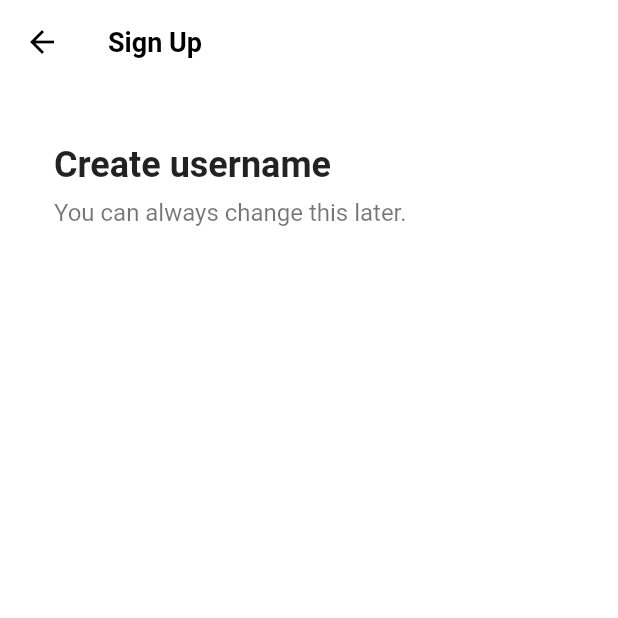
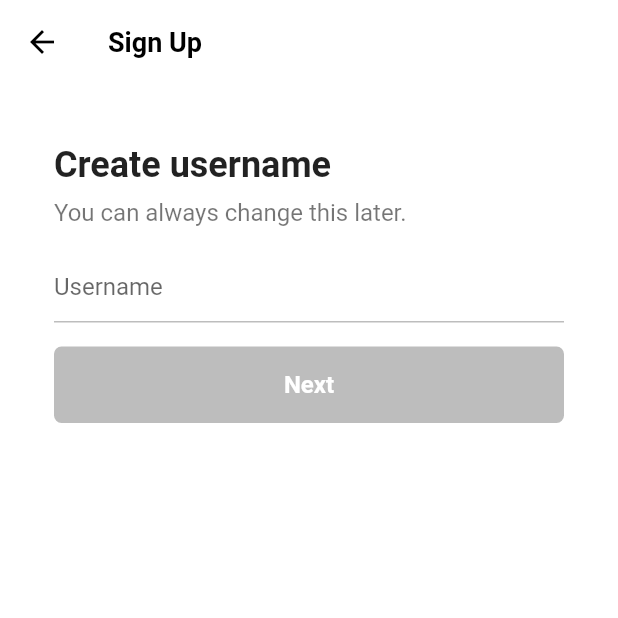
Before and after one commit to Insuk-Seo/Flutter-Tiktok, a Flutter app: the screen it shows after launch, after a tap on "Use email & password", on a phone screen of 412 x 824 dp, the top half of it. Run offline on Flutter 3.47's test engine with Material 2 defaults, Android fonts, the phone set to English and light mode, and no system bars; our stand-ins replace font_awesome_flutter.

Commit message:
#4.4 Username Screen

```diff
--- a/lib/features/authentication/email_screen.dart
+++ /dev/null
@@ -1,45 +0,0 @@
-import 'package:flutter/material.dart';
-import 'package:flutter_tiktok/constants/gaps.dart';
-import 'package:flutter_tiktok/constants/sizes.dart';
-
-class EmailScreen extends StatelessWidget {
-  const EmailScreen({super.key});
-
-  @override
-  Widget build(BuildContext context) {
-    return Scaffold(
-      backgroundColor: Colors.white,
-      appBar: AppBar(
-        title: const Text(
-          "Sign Up",
-        ),
-      ),
-      body: const Padding(
-        padding: EdgeInsets.symmetric(
-          horizontal: Sizes.size36,
-        ),
-        child: Column(
-          crossAxisAlignment: CrossAxisAlignment.start,
-          children: [
-            Gaps.v40,
-            Text(
-              "Create username",
-              style: TextStyle(
-                fontSize: Sizes.size24,
-                fontWeight: FontWeight.w700,
-              ),
-            ),
-            Gaps.v8,
-            Text(
-              "You can always change this later.",
-              style: TextStyle(
-                fontSize: Sizes.size16,
-                color: Colors.black54,
-              ),
-            ),
-          ],
-        ),
-      ),
-    );
-  }
-}
--- a/lib/features/authentication/sign_up_screen.dart
+++ b/lib/features/authentication/sign_up_screen.dart
@@ -1,7 +1,7 @@
 import 'package:flutter/material.dart';
 import 'package:flutter_tiktok/constants/gaps.dart';
 import 'package:flutter_tiktok/constants/sizes.dart';
-import 'package:flutter_tiktok/features/authentication/email_screen.dart';
+import 'package:flutter_tiktok/features/authentication/username_screen.dart';
 import 'package:flutter_tiktok/features/authentication/login_screen.dart';
 import 'package:flutter_tiktok/features/authentication/widgets/auth_button.dart';
 import 'package:font_awesome_flutter/font_awesome_flutter.dart';
@@ -20,7 +20,7 @@ class SignUpScreen extends StatelessWidget {
   void _onEmailTap(BuildContext context) {
     Navigator.of(context).push(
       MaterialPageRoute(
-        builder: (context) => const EmailScreen(),
+        builder: (context) => const UsernameScreen(),
       ),
     );
   }
--- a/lib/features/authentication/username_screen.dart
+++ b/lib/features/authentication/username_screen.dart
@@ -0,0 +1,107 @@
+import 'package:flutter/material.dart';
+import 'package:flutter_tiktok/constants/gaps.dart';
+import 'package:flutter_tiktok/constants/sizes.dart';
+
+class UsernameScreen extends StatefulWidget {
+  const UsernameScreen({super.key});
+
+  @override
+  State<UsernameScreen> createState() => _UsernameScreenState();
+}
+
+class _UsernameScreenState extends State<UsernameScreen> {
+  final TextEditingController _usernameController = TextEditingController();
+  String _username = "";
+
+  @override
+  void initState() {
+    super.initState();
+
+    _usernameController.addListener(() {
+      setState(() {
+        _username = _usernameController.text;
+      });
+    });
+  }
+
+  @override
+  Widget build(BuildContext context) {
+    return Scaffold(
+      backgroundColor: Colors.white,
+      appBar: AppBar(
+        title: const Text(
+          "Sign Up",
+        ),
+      ),
+      body: Padding(
+        padding: const EdgeInsets.symmetric(
+          horizontal: Sizes.size36,
+        ),
+        child: Column(
+          crossAxisAlignment: CrossAxisAlignment.start,
+          children: [
+            Gaps.v40,
+            const Text(
+              "Create username",
+              style: TextStyle(
+                fontSize: Sizes.size24,
+                fontWeight: FontWeight.w700,
+              ),
+            ),
+            Gaps.v8,
+            const Text(
+              "You can always change this later.",
+              style: TextStyle(
+                fontSize: Sizes.size16,
+                color: Colors.black54,
+              ),
+            ),
+            Gaps.v16,
+            TextField(
+              controller: _usernameController,
+              cursorColor: Theme.of(context).primaryColor,
+              decoration: InputDecoration(
+                enabledBorder: UnderlineInputBorder(
+                  borderSide: BorderSide(
+                    color: Colors.grey.shade400,
+                  ),
+                ),
+                focusedBorder: UnderlineInputBorder(
+                  borderSide: BorderSide(
+                    color: Colors.grey.shade400,
+                  ),
+                ),
+                hintText: "Username",
+              ),
+            ),
+            Gaps.v16,
+            FractionallySizedBox(
+              widthFactor: 1,
+              child: AnimatedContainer(
+                duration: const Duration(milliseconds: 500),
+                padding: const EdgeInsets.symmetric(
+                  vertical: Sizes.size16,
+                ),
+                decoration: BoxDecoration(
+                  color: _username.isEmpty
+                      ? Colors.grey.shade400
+                      : Theme.of(context).primaryColor,
+                  borderRadius: BorderRadius.circular(Sizes.size5),
+                ),
+                child: const Text(
+                  "Next",
+                  textAlign: TextAlign.center,
+                  style: TextStyle(
+                    color: Colors.white,
+                    fontSize: Sizes.size16,
+                    fontWeight: FontWeight.w600,
+                  ),
+                ),
+              ),
+            )
+          ],
+        ),
+      ),
+    );
+  }
+}
```
